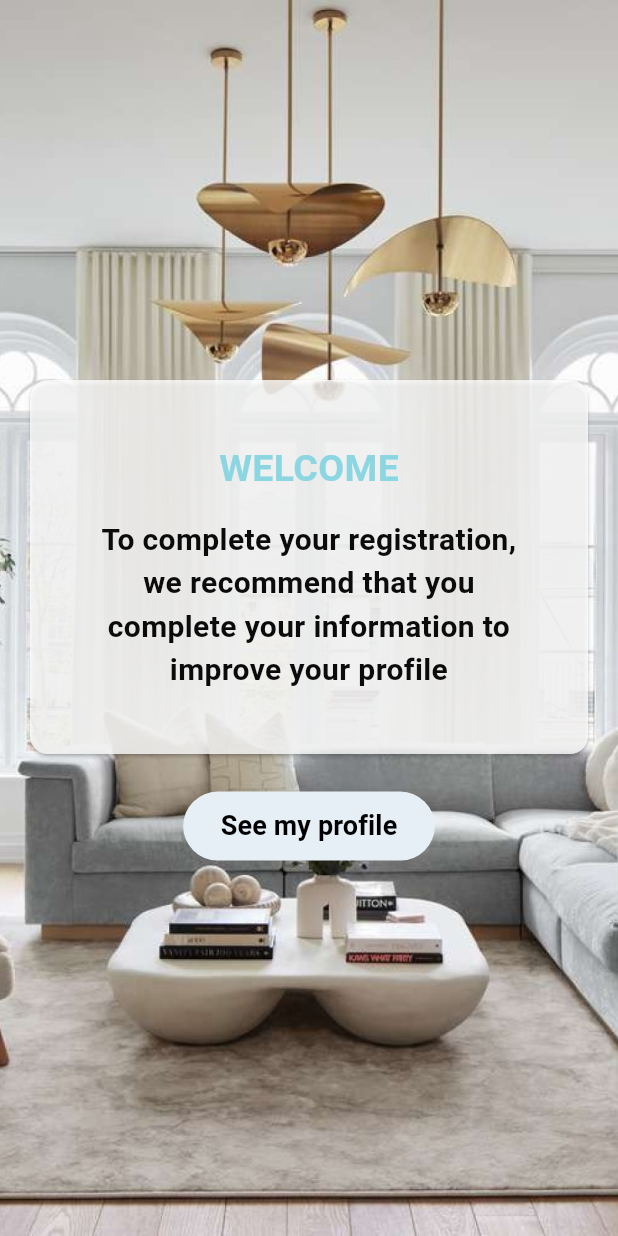
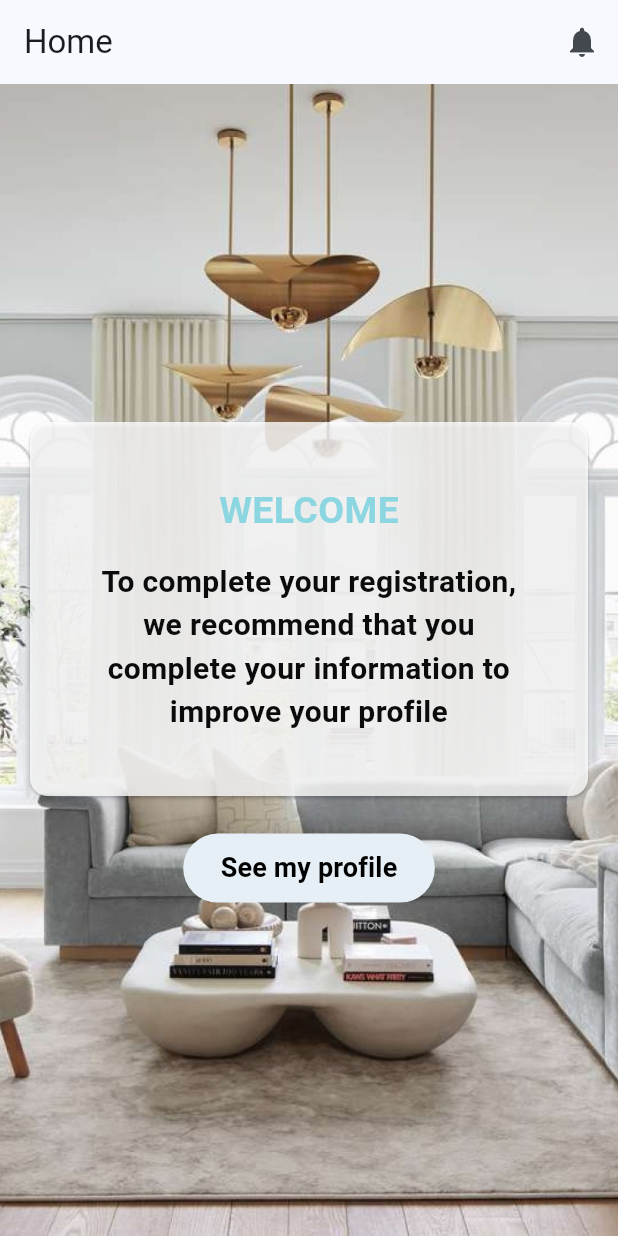
Before and after one commit to WX61-Grupo2-AplicacionesMoviles/App-Mobile-Plusroom, a Flutter app: the WelcomeView screen opened by its route, on a phone screen of 412 x 824 dp. Run offline on Flutter 3.47's test engine with Material 3 defaults, Android fonts, the phone set to English and light mode, and no system bars; our stand-ins replace flutter_rating_bar.

Commit message:
feat: add notification icon to welcome view

```diff
--- a/lib/pages/notification_list.dart
+++ b/lib/pages/notification_list.dart
@@ -1,7 +1,7 @@
 import 'package:flutter/material.dart';
 
-class NotificationPage extends StatelessWidget {
-  const NotificationPage({super.key});
+class NotificationList extends StatelessWidget {
+  const NotificationList({super.key});
 
   @override
   Widget build(BuildContext context) {
--- a/lib/ui-initial-section/welcome_view.dart
+++ b/lib/ui-initial-section/welcome_view.dart
@@ -2,6 +2,7 @@ import 'package:app_mobile_plusroom/router/routes.dart';
 import 'package:flutter/material.dart';
 import 'package:app_mobile_plusroom/shared/buttonApp.dart';
 import 'package:app_mobile_plusroom/ui-profile/profile_view.dart';
+import '../pages/notification_list.dart';
 
 class WelcomeView extends StatelessWidget {
   final int userId;
@@ -13,6 +14,19 @@ class WelcomeView extends StatelessWidget {
   Widget build(BuildContext context) {
     final size = MediaQuery.of(context).size;
     return Scaffold(
+      appBar: AppBar(
+        title: Text("Home"),
+        automaticallyImplyLeading: false,
+        actions: [
+          IconButton(
+            onPressed: () {
+              Navigator.push(context,
+                  MaterialPageRoute(builder: (context) => NotificationList()));
+            },
+            icon: Icon(Icons.notifications),
+          ),
+        ],
+      ),
       resizeToAvoidBottomInset: false,
       body: Stack(
         children: [
```
